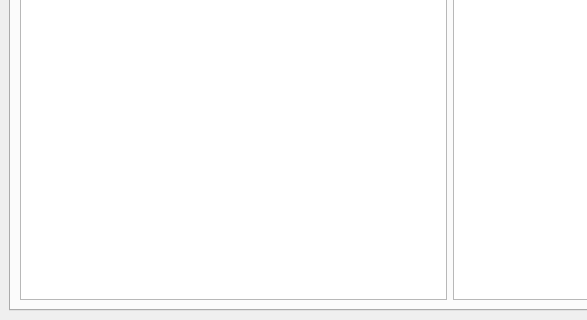
kuf1k/my-project, file src/ui/MainWindow.ui: the form before one commit; both pictures show x 0 to 587 and y 280 to 600 of the 900 by 600 pixel window.
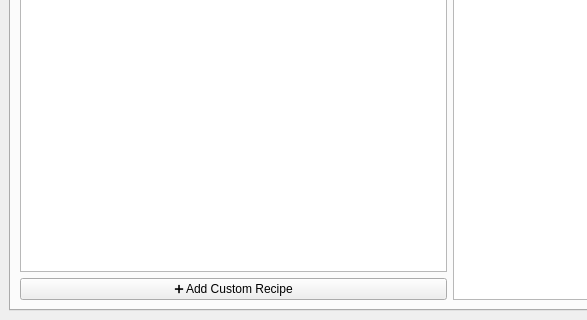
The form after the commit. The open tabs and pages were chosen to show the change.

Commit message: feat(ui): add Add Custom Recipe dialog and integrate recipe builder into MainWindow

Diff of the .ui file:
```diff
--- a/src/ui/MainWindow.ui
+++ b/src/ui/MainWindow.ui
@@ -177,6 +177,13 @@
                                         <item>
                                             <widget class="QListWidget" name="recipesListWidget"/>
                                         </item>
+                                        <item>
+                                            <widget class="QPushButton" name="addRecipeButton">
+                                                <property name="text">
+                                                    <string>➕ Add Custom Recipe</string>
+                                                </property>
+                                            </widget>
+                                        </item>
                                     </layout>
                                 </item>
                                 <item>
```
The commit also changes 5 other files.
